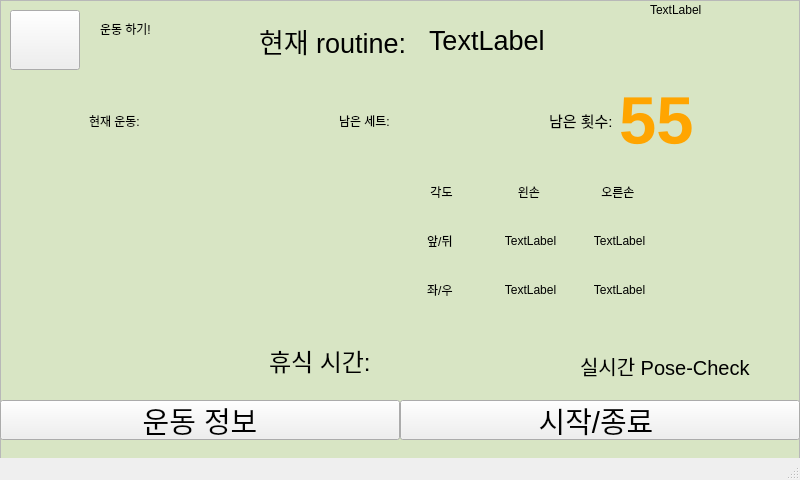
Qt form ESE_2022_Robot/GUI_DB/userui.ui (SagongUihun/ESE_2022_MutualHelp) before a commit.
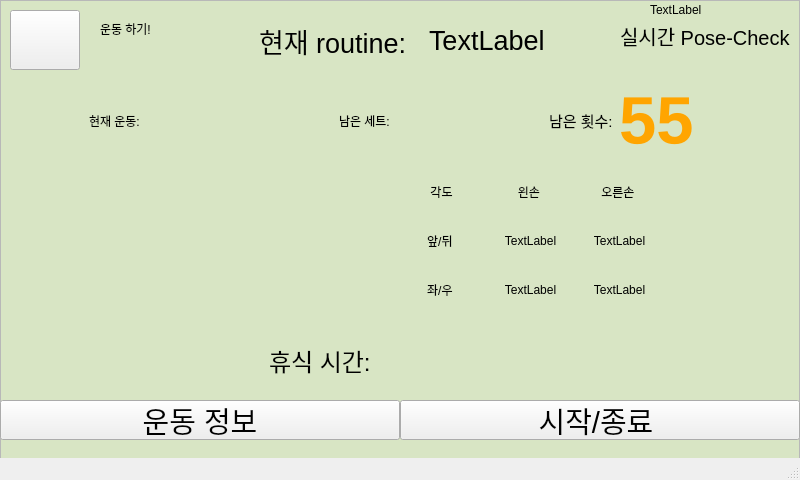
The same form after that commit. The open tabs and pages were chosen to show the change. Icons and pictures are not drawn.

```diff
--- a/ESE_2022_Robot/GUI_DB/userui.ui
+++ b/ESE_2022_Robot/GUI_DB/userui.ui
@@ -1372,8 +1372,8 @@
       <widget class="QLabel" name="label_17">
        <property name="geometry">
         <rect>
-         <x>580</x>
-         <y>350</y>
+         <x>620</x>
+         <y>20</y>
          <width>171</width>
          <height>31</height>
         </rect>
```
Left out of the diff: 24 changed lines with no effect on the pictures.
